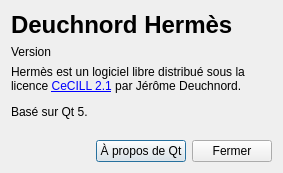
Deuchnord/Hermes, file aboutdialog.ui: the form before one commit.
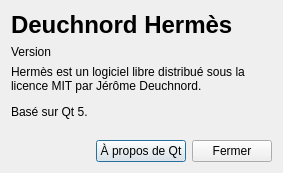
The form after the commit.

What changed in the file:
```diff
--- a/aboutdialog.ui
+++ b/aboutdialog.ui
@@ -55,7 +55,7 @@
       </sizepolicy>
      </property>
      <property name="text">
-      <string>&lt;html&gt;&lt;head/&gt;&lt;body&gt;&lt;p&gt;Hermès est un logiciel libre distribué sous la licence &lt;a href=&quot;http://www.cecill.info/licences/Licence_CeCILL_V2.1-fr.html&quot;&gt;&lt;span style=&quot; text-decoration: underline; color:#0000ff;&quot;&gt;CeCILL 2.1&lt;/span&gt;&lt;/a&gt; par Jérôme Deuchnord.&lt;/p&gt;&lt;p&gt;Basé sur Qt 5.&lt;/p&gt;&lt;/body&gt;&lt;/html&gt;</string>
+      <string>&lt;html&gt;&lt;head/&gt;&lt;body&gt;&lt;p&gt;Hermès est un logiciel libre distribué sous la licence MIT par Jérôme Deuchnord.&lt;/p&gt;&lt;p&gt;Basé sur Qt 5.&lt;/p&gt;&lt;/body&gt;&lt;/html&gt;</string>
      </property>
      <property name="alignment">
       <set>Qt::AlignLeading|Qt::AlignLeft|Qt::AlignTop</set>
```
